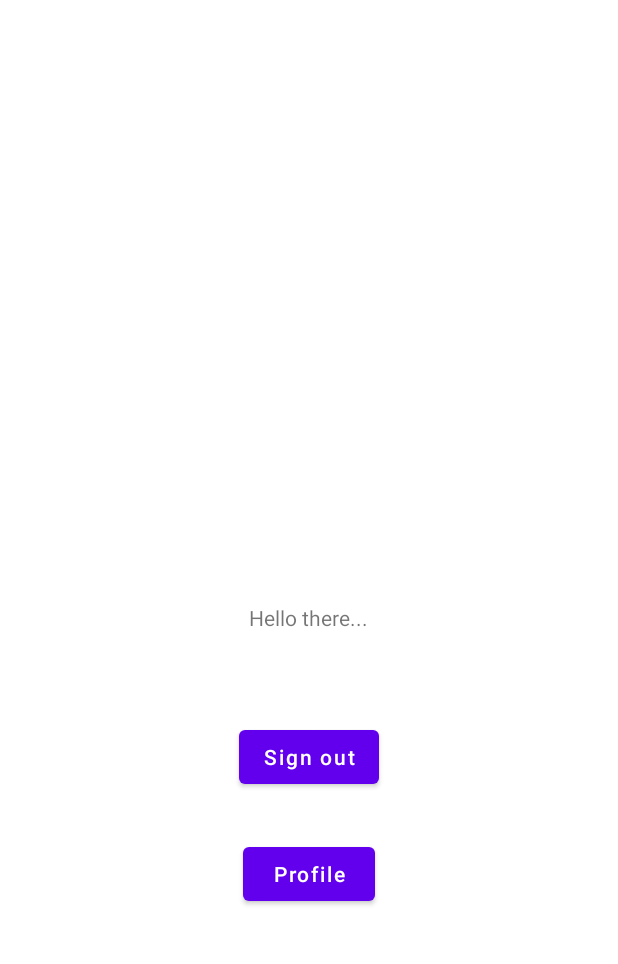
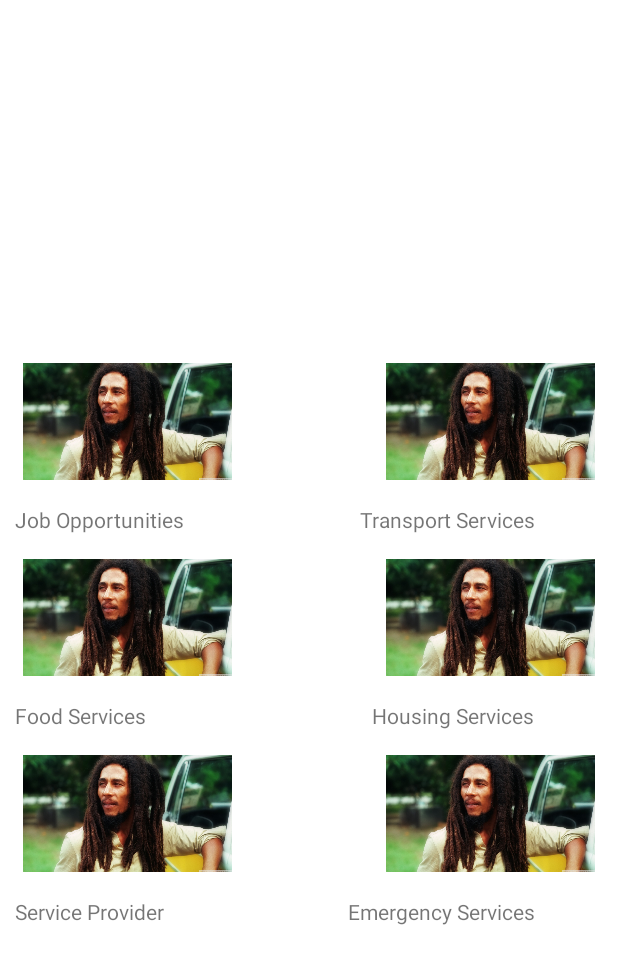
Before and after one commit to jonathan-baraza/M-Saidika, an Android app: the MainActivity screen opened directly, with no data from a screen before it, on a phone screen of 412 x 824 dp. Shown: the top 964 px of the screen. Run offline under Robolectric (Android 15) with nearby library versions, the phone set to English and light mode, and no system bars; our stand-ins replace Firebase (no records; nobody signed in at launch, a user with empty details on screens opened directly).

Commit message:
Added imageview and textview to mainactivity

```diff
--- a/app/src/main/java/com/example/m_saidika/MainActivity.java
+++ b/app/src/main/java/com/example/m_saidika/MainActivity.java
@@ -6,14 +6,16 @@ import android.content.Intent;
 import android.os.Bundle;
 import android.view.View;
 import android.widget.Button;
+import android.widget.ImageView;
 import android.widget.TextView;
 import android.widget.Toast;
 
 import com.google.firebase.auth.FirebaseAuth;
 
 public class MainActivity extends AppCompatActivity {
-    public TextView email;
-    public Button btn,btnProfile;
+
+    public ImageView jobImage,transportImage,foodImage,housingImage,sPImage,emergencyImage;
+    public TextView jobText,transportText,foodText,housingText,sPText,emergencyText;
 
     private FirebaseAuth mAuth;
 
@@ -22,31 +24,22 @@ public class MainActivity extends AppCompatActivity {
         super.onCreate(savedInstanceState);
         setContentView(R.layout.activity_main);
 
-        email=findViewById(R.id.email);
-        btn=findViewById(R.id.btn);
-        btnProfile=findViewById(R.id.btnProfile);
+
+        jobImage=findViewById(R.id.jobImage);
+        transportImage=findViewById(R.id.transportImage);
+        foodImage=findViewById(R.id.foodImage);
+        housingImage=findViewById(R.id.housingImage);
+        sPImage=findViewById(R.id.sPImage);
+        emergencyImage=findViewById(R.id.emergencyImage);
+        jobText=findViewById(R.id.jobText);
+        transportText=findViewById(R.id.transportText);
+        foodText=findViewById(R.id.foodText);
+        housingText=findViewById(R.id.housingText);
+        sPText=findViewById(R.id.sPText);
+        emergencyText=findViewById(R.id.emergencyText);
+
 
         mAuth=FirebaseAuth.getInstance();
-
-        if(mAuth!=null){
-            email.setText(mAuth.getCurrentUser().getEmail());
-
-            btn.setOnClickListener(new View.OnClickListener() {
-                @Override
-                public void onClick(View view) {
-                    mAuth.signOut();
-                    Toast.makeText(MainActivity.this, "You have been signed out", Toast.LENGTH_SHORT).show();
-                    startActivity(new Intent(MainActivity.this,LoginActivity.class));
-                }
-            });
-
-            btnProfile.setOnClickListener(new View.OnClickListener() {
-                @Override
-                public void onClick(View view) {
-                    startActivity(new Intent(MainActivity.this,ProfileActivity.class));
-                }
-            });
-        }
 
 
     }
--- a/app/src/main/res/layout/activity_main.xml
+++ b/app/src/main/res/layout/activity_main.xml
@@ -2,44 +2,113 @@
 <RelativeLayout xmlns:android="http://schemas.android.com/apk/res/android"
     xmlns:app="http://schemas.android.com/apk/res-auto"
     xmlns:tools="http://schemas.android.com/tools"
-    android:layout_width="match_parent"
-    android:layout_height="match_parent"
-    tools:context=".MainActivity">
-    <TextView
     android:layout_width="wrap_content"
     android:layout_height="wrap_content"
-        android:layout_centerInParent="true"
-        android:text="Hello there..."
-        android:id="@+id/greeting"/>
+    android:orientation="vertical"
+    tools:context=".MainActivity"
+    android:layout_gravity="center">
+
+        <ImageView
+            android:id="@+id/jobImage"
+            android:layout_width="150dp"
+            android:layout_height="150dp"
+            android:layout_marginLeft="10dp"
+            android:padding="5dp"
+            android:src="@drawable/profile" />
         <TextView
+            android:id="@+id/jobText"
             android:layout_width="wrap_content"
             android:layout_height="wrap_content"
-        android:layout_below="@+id/greeting"
-        android:text="Email"
-        android:layout_centerHorizontal="true"
-        android:layout_marginTop="10dp"
-        android:id="@+id/email"/>
-    <Button
+            android:text="Job Opportunities"
+            android:layout_alignBottom="@+id/jobImage"
+            android:layout_marginLeft="10dp"/>
+        <ImageView
+            android:id="@+id/transportImage"
+            android:layout_width="150dp"
+            android:layout_height="150dp"
+            android:src="@drawable/profile"
+            android:layout_marginRight="10dp"
+            android:padding="5dp"
+            android:layout_alignParentRight="true"
+            />
+        <TextView
+            android:id="@+id/transportText"
             android:layout_width="wrap_content"
             android:layout_height="wrap_content"
-        android:layout_below="@+id/email"
-        android:id="@+id/btn"
-        android:layout_centerHorizontal="true"
-        android:layout_marginTop="30dp"
-        android:textAllCaps="false"
-        android:text="Sign out"/>
-    <Button
+            android:text="Transport Services"
+            android:layout_alignBottom="@+id/transportImage"
+            android:layout_alignParentRight="true"
+            android:layout_marginRight="55dp"/>
+
+        <ImageView
+            android:id="@+id/foodImage"
+            android:layout_width="150dp"
+            android:layout_height="150dp"
+            android:layout_marginLeft="10dp"
+            android:padding="5dp"
+            android:src="@drawable/profile"
+            android:layout_alignTop="@+id/jobText"/>
+
+        <TextView
+            android:id="@+id/foodText"
             android:layout_width="wrap_content"
             android:layout_height="wrap_content"
-        android:layout_below="@+id/btn"
-        android:id="@+id/btnProfile"
-        android:layout_centerHorizontal="true"
-        android:layout_marginTop="30dp"
-        android:textAllCaps="false"
-        android:text="Profile"/>
+            android:text="Food Services"
+            android:layout_alignBottom="@+id/foodImage"
+            android:layout_marginLeft="10dp"/>
 
+        <ImageView
+            android:id="@+id/housingImage"
+            android:layout_width="150dp"
+            android:layout_height="150dp"
+            android:src="@drawable/profile"
+            android:layout_marginRight="10dp"
+            android:padding="5dp"
+            android:layout_alignParentRight="true"
+            android:layout_alignTop="@id/transportText"/>
 
+        <TextView
+            android:id="@+id/housingText"
+            android:layout_width="wrap_content"
+            android:layout_height="wrap_content"
+            android:text="Housing Services"
+            android:layout_alignBottom="@+id/housingImage"
+            android:layout_alignParentRight="true"
+            android:layout_marginRight="55dp"/>
 
+        <ImageView
+            android:id="@+id/sPImage"
+            android:layout_width="150dp"
+            android:layout_height="150dp"
+            android:layout_marginLeft="10dp"
+            android:padding="5dp"
+            android:src="@drawable/profile"
+            android:layout_alignTop="@+id/foodText"/>
+        <TextView
+            android:id="@+id/sPText"
+            android:layout_width="wrap_content"
+            android:layout_height="wrap_content"
+            android:text="Service Provider"
+            android:layout_alignBottom="@+id/sPImage"
+            android:layout_marginLeft="10dp"/>
 
+        <ImageView
+            android:id="@+id/emergencyImage"
+            android:layout_width="150dp"
+            android:layout_height="150dp"
+            android:src="@drawable/profile"
+            android:layout_marginRight="10dp"
+            android:padding="5dp"
+            android:layout_alignParentRight="true"
+            android:layout_alignTop="@id/housingText"/>
+
+        <TextView
+            android:id="@+id/emergencyText"
+            android:layout_width="wrap_content"
+            android:layout_height="wrap_content"
+            android:text="Emergency Services"
+            android:layout_alignBottom="@+id/emergencyImage"
+            android:layout_alignParentRight="true"
+            android:layout_marginRight="55dp"/>
 
 </RelativeLayout>
```
Lines whose indentation alone changed are shown as unchanged.
